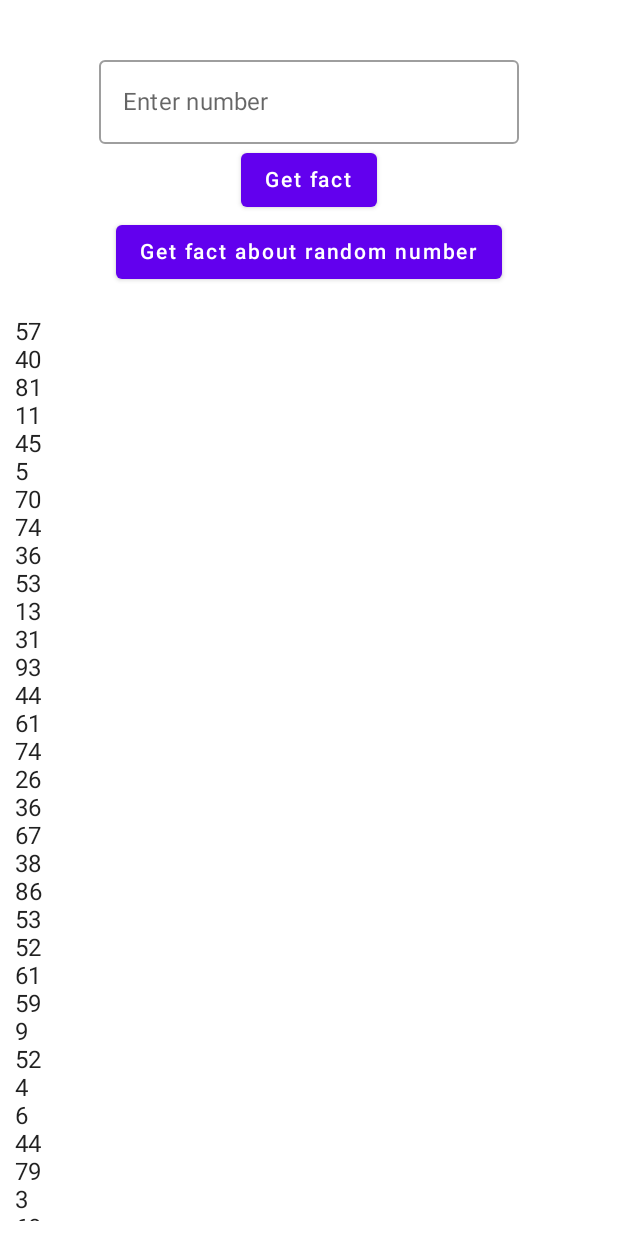
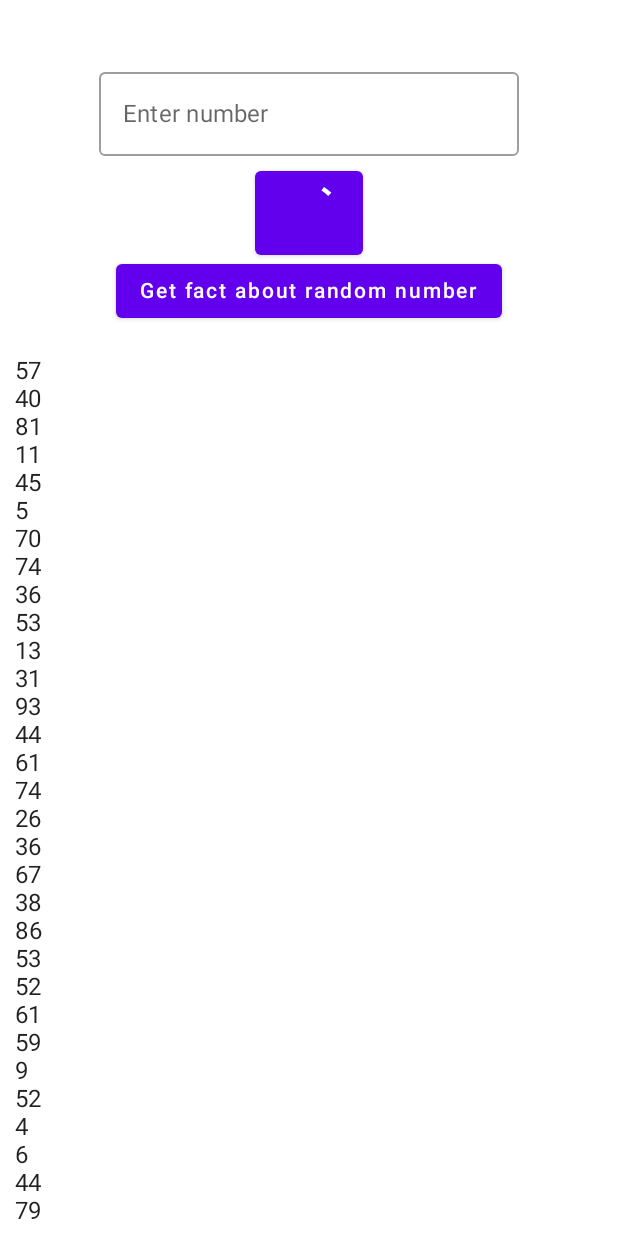
Before and after one commit to lexusshatov/NumberFact, an Android app built with Jetpack Compose: the first screen one second after launch (MainActivity), on a phone screen of 412 x 824 dp. Run offline under Robolectric (Android 15) with nearby library versions, the phone set to English and light mode, and no system bars.

```diff
--- /dev/null
+++ b/app/src/main/java/com/mouse/numberfact/FactButton.kt
@@ -0,0 +1,29 @@
+package com.mouse.numberfact
+
+import androidx.compose.foundation.layout.RowScope
+import androidx.compose.material.Button
+import androidx.compose.material.CircularProgressIndicator
+import androidx.compose.runtime.Composable
+import androidx.compose.ui.Modifier
+import androidx.compose.ui.graphics.Color
+import androidx.compose.ui.unit.dp
+
+@Composable
+fun FactButton(
+    modifier: Modifier = Modifier,
+    onClick: () -> Unit,
+    isLoading: Boolean = false,
+    content: @Composable (RowScope.() -> Unit),
+) {
+    Button(
+        modifier = modifier,
+        onClick = onClick
+    ) {
+        if (isLoading) {
+            CircularProgressIndicator(
+                color = Color.White,
+                strokeWidth = 3.dp
+            )
+        } else content(this)
+    }
+}
--- a/app/src/main/java/com/mouse/numberfact/MainScreen.kt
+++ b/app/src/main/java/com/mouse/numberfact/MainScreen.kt
@@ -2,7 +2,8 @@ package com.mouse.numberfact
 
 import androidx.compose.foundation.layout.*
 import androidx.compose.foundation.lazy.LazyColumn
-import androidx.compose.material.Button
+import androidx.compose.foundation.text.KeyboardActions
+import androidx.compose.foundation.text.KeyboardOptions
 import androidx.compose.material.OutlinedTextField
 import androidx.compose.material.Text
 import androidx.compose.runtime.*
@@ -10,11 +11,15 @@ import androidx.compose.ui.Alignment
 import androidx.compose.ui.Modifier
 import androidx.compose.ui.graphics.Color
 import androidx.compose.ui.text.TextStyle
+import androidx.compose.ui.text.input.ImeAction
+import androidx.compose.ui.text.input.KeyboardType
 import androidx.compose.ui.unit.dp
+import kotlinx.coroutines.delay
 
 @Composable
 fun MainScreen() {
     var text by remember { mutableStateOf("") }
+    var isLoading by remember { mutableStateOf(true) }
 
     Column(
         modifier = Modifier
@@ -28,14 +33,22 @@ fun MainScreen() {
             onValueChange = {
                 text = it
             },
-            placeholder = { Text(text = "Enter number") },
-            textStyle = TextStyle.Default.copy(color = Color.White)
+            label = { Text(text = "Enter number") },
+            textStyle = TextStyle.Default.copy(color = Color.White),
+            keyboardOptions = KeyboardOptions(keyboardType = KeyboardType.Number,
+                imeAction = ImeAction.Search),
+            keyboardActions = KeyboardActions(onSearch = { println("SEARCH") })
         )
 
-        Button(onClick = { /*TODO*/ }) {
+        Spacer(modifier = Modifier.size(10.dp))
+
+        FactButton(
+            onClick = { /*TODO*/ },
+            isLoading = isLoading
+        ) {
             Text(text = "Get fact")
         }
-        Button(onClick = { /*TODO*/ }) {
+        FactButton(onClick = { /*TODO*/ }) {
             Text(text = "Get fact about random number")
         }
 
@@ -45,6 +58,11 @@ fun MainScreen() {
             items(100) {
                 FactPreview(text = (0..100).random().toString())
             }
+        }
+
+        LaunchedEffect(key1 = "Test") {
+            delay(3000)
+            isLoading = false
         }
     }
 }
```
